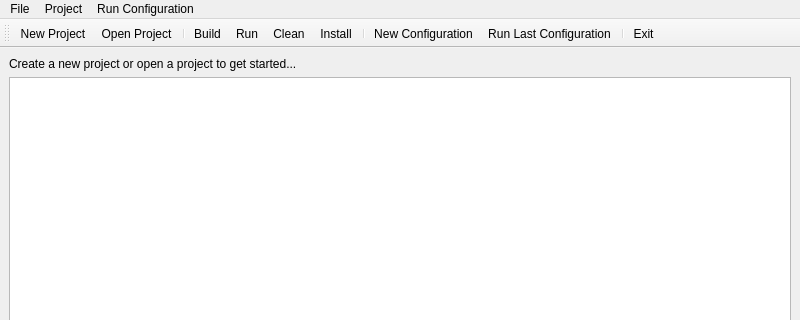
Before: the Qt Designer form mainwindow.ui in Paul-Passeron/ProjmanQt, drawn with Qt 5; both pictures show x 0 to 800 and y 0 to 320 of the 800 by 600 pixel window.
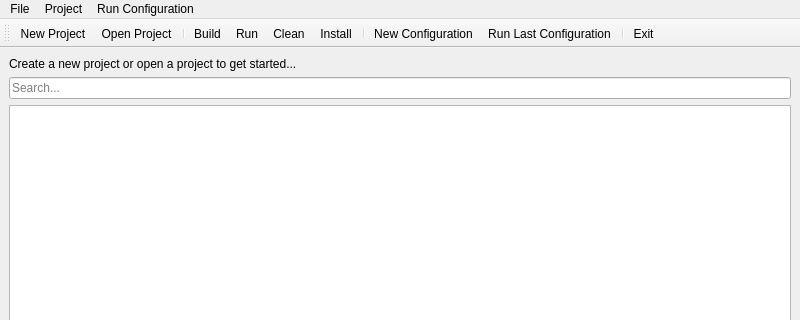
After: the same form once the commit is applied. Icons and pictures are not drawn.

The edit to the form file:
```diff
--- a/mainwindow.ui
+++ b/mainwindow.ui
@@ -27,6 +27,13 @@
         </property>
        </widget>
       </item>
+      <item>
+       <widget class="QLineEdit" name="searchBar">
+        <property name="placeholderText">
+         <string>Search...</string>
+        </property>
+       </widget>
+      </item>
       <item>
        <widget class="QTreeView" name="treeView">
         <property name="sizePolicy">
```
